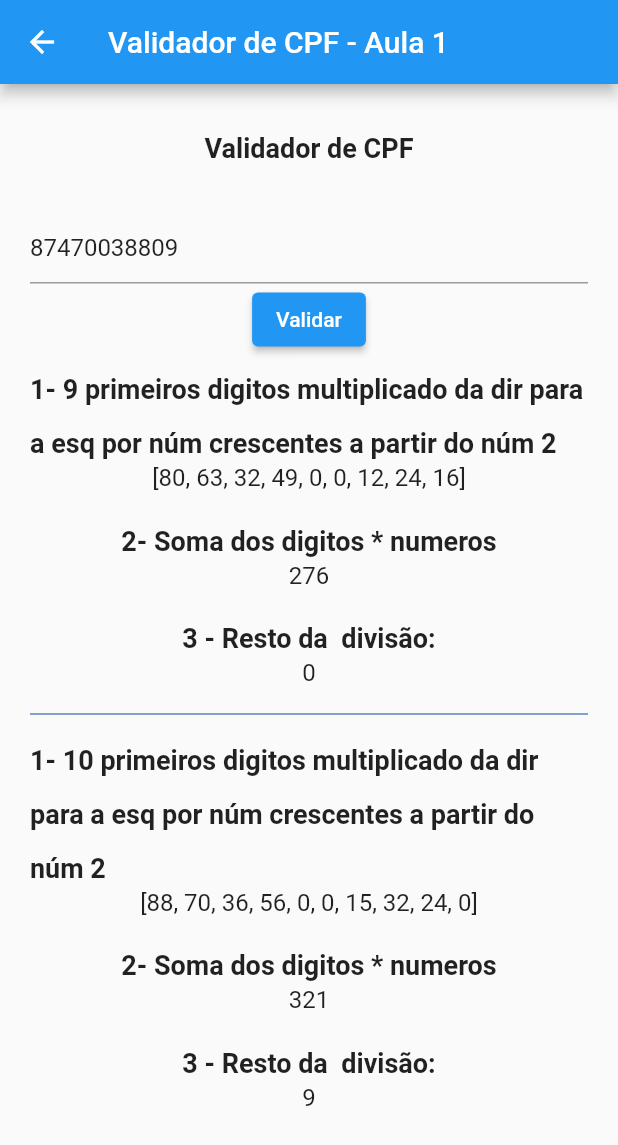
After one commit to Bru-marques/flutter_masterclass, a Flutter app: the CpfValidadtor screen opened directly, after a tap on "Validar", on a phone screen of 412 x 824 dp. The commit adds this screen. Shown: the top 1145 px of the screen. Run offline on Flutter 3.47's test engine with Material 2 defaults, Android fonts, the phone set to English and light mode, and no system bars; Roboto replaces fonts that are missing (Poppins).

Commit message:
CPF validator

```diff
--- /dev/null
+++ b/lib/Pages/class-one/cpf_validator.dart
@@ -0,0 +1,116 @@
+import 'package:flutter/material.dart';
+import 'package:playground/util/custom_text.dart';
+
+class CpfValidadtor extends StatefulWidget {
+  const CpfValidadtor({Key? key}) : super(key: key);
+
+  @override
+  State<CpfValidadtor> createState() => _CpfValidadtorState();
+}
+
+class _CpfValidadtorState extends State<CpfValidadtor> {
+  @override
+  Widget build(BuildContext context) {
+    return (Scaffold(
+        appBar: AppBar(title: const Text('Validador de CPF - Aula 1')),
+        body: _body()));
+  }
+
+  var initialValue = '87470038809';
+  var cpfArray = [];
+  var firstNineMultiplied = [];
+  var firstTemMultiplied = [];
+  var sumMultiplied = 0;
+  var sumMultiplied2 = 0;
+  var rest = 0;
+  var rest2 = 0;
+
+  _body() {
+    return (Padding(
+      padding: const EdgeInsets.all(20),
+      child: Column(
+        children: [
+          const CustomText('Validador de CPF', ''),
+          TextFormField(
+              initialValue: initialValue,
+              onChanged: (value) => setState(() {
+                    initialValue = value;
+                  })),
+          ElevatedButton(
+              onPressed: () => _handleValidator(),
+              child: const Text('Validar')),
+          CustomText(
+              '1- 9 primeiros digitos multiplicado da dir para a esq por núm crescentes a partir do núm 2 ',
+              '$firstNineMultiplied'),
+          CustomText('2- Soma dos digitos * numeros', '$sumMultiplied'),
+          CustomText('3 - Resto da  divisão:', '$rest'),
+          const Divider(color: Color.fromARGB(255, 12, 72, 156)),
+          CustomText(
+              '1- 10 primeiros digitos multiplicado da dir para a esq por núm crescentes a partir do núm 2 ',
+              '$firstTemMultiplied'),
+          CustomText('2- Soma dos digitos * numeros', '$sumMultiplied2'),
+          CustomText('3 - Resto da  divisão:', '$rest2'),
+        ],
+      ),
+    ));
+  }
+
+  _handleValidator() {
+    var multipy = 10;
+    var multipy2 = 11;
+    setState(() {
+      //parse input into numbers
+      cpfArray = (initialValue).split('').map((item) {
+        return int.parse(item);
+      }).toList();
+
+      // first 9  numbers
+      var firstNineNum = cpfArray.getRange(0, 9);
+      firstNineMultiplied = firstNineNum.map((item) {
+        item *= multipy;
+        multipy--;
+        return item;
+      }).toList();
+
+      // first 10  numbers
+      var firstTemNum = cpfArray.getRange(0, 10);
+      firstTemMultiplied = firstTemNum.map((item) {
+        item *= multipy2;
+        multipy2--;
+        return item;
+      }).toList();
+
+      //multiply 9 num by itself and sum all
+      var multyplyNineByItself = [];
+      multyplyNineByItself = firstNineMultiplied.asMap().entries.map((item) {
+        var index = item.key + 1;
+        var num = item.value;
+        num * index;
+        return num;
+      }).toList();
+      sumMultiplied = multyplyNineByItself.isNotEmpty
+          ? multyplyNineByItself.reduce((value, element) => value + element)
+          : 0;
+
+      //multiply 10 num by itself and sum all
+      var multyplyNTemByItself = [];
+      multyplyNTemByItself = firstTemMultiplied.asMap().entries.map((item) {
+        var index = item.key + 1;
+        var num = item.value;
+        num * index;
+        return num;
+      }).toList();
+
+      sumMultiplied2 = multyplyNTemByItself.isNotEmpty
+          ? multyplyNTemByItself.reduce((value, element) => value + element)
+          : 0;
+
+      // rest of sum divided by 11
+      var restbyEleven = sumMultiplied % 11;
+      rest = restbyEleven < 2 ? 0 : 11 - restbyEleven;
+
+      var restbyEleven2 = sumMultiplied2 % 11;
+      rest2 = restbyEleven2 < 2 ? 0 : 11 - restbyEleven2;
+    });
+  }
+}
--- /dev/null
+++ b/lib/util/custom_text.dart
@@ -0,0 +1,38 @@
+import 'package:flutter/material.dart';
+
+class CustomText extends StatelessWidget {
+  final String label;
+  final String result;
+  const CustomText(
+    this.label,
+    this.result, {
+    Key? key,
+  }) : super(key: key);
+
+  @override
+  Widget build(BuildContext context) {
+    return Column(
+      children: [
+        Text(
+          label,
+          style: const TextStyle(
+            fontWeight: FontWeight.bold,
+            overflow: TextOverflow.visible,
+            fontFamily: 'Poppins',
+            fontSize: 18,
+            height: 2,
+          ),
+        ),
+        Text(
+          result,
+          style: const TextStyle(
+            overflow: TextOverflow.visible,
+            fontFamily: 'Poppins',
+            fontSize: 16,
+          ),
+        ),
+        const SizedBox(height: 10)
+      ],
+    );
+  }
+}
```
Also changed, not shown: lib/Pages/class-one/credt_card_validator.dart (+23 -47 lines), lib/Pages/home/home.dart (+22 -9 lines).
